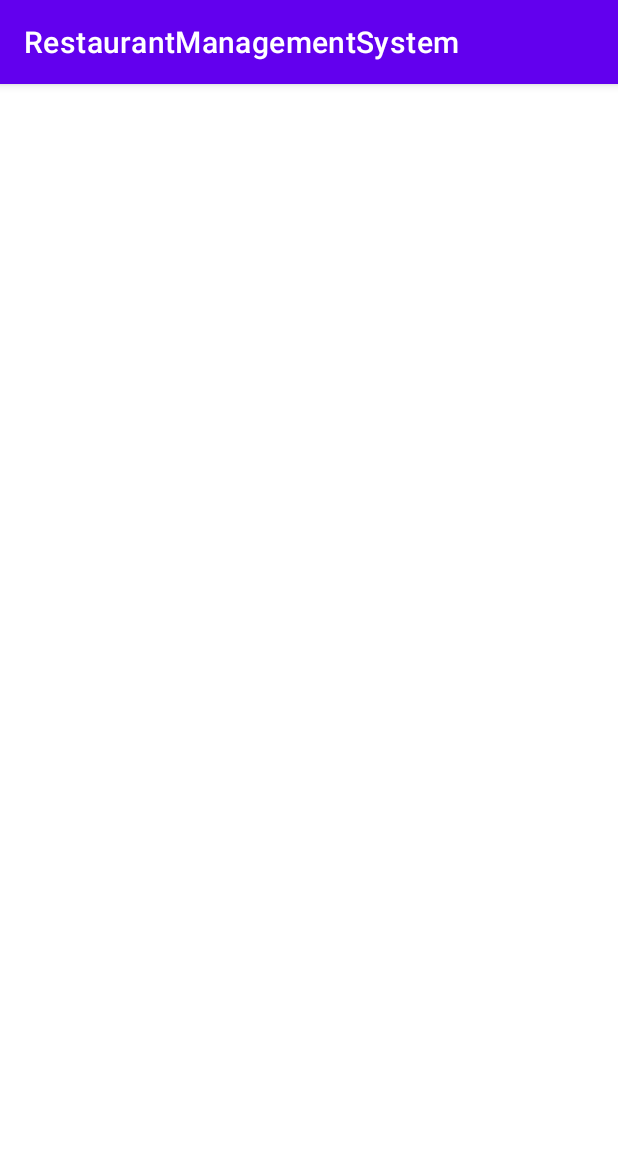
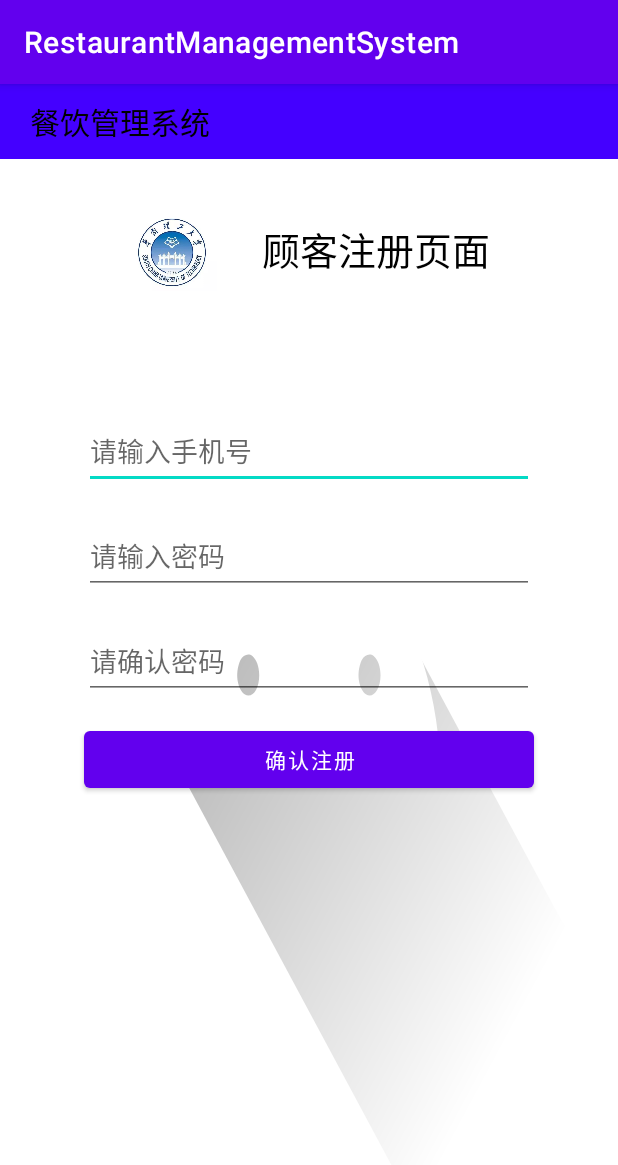
Before and after one commit to xj120/restaurant-management-system, an Android app: the CustomerRegisterActivity screen opened directly, with no data from a screen before it, on a phone screen of 412 x 824 dp. Shown: the top 1165 px of the screen. Run offline under Robolectric (Android 15) with nearby library versions, the phone set to English and light mode, and no system bars.

```diff
--- a/app/src/main/java/com/example/restaurantmanagementsystem/Activity/CustomerLoginActivity.java
+++ b/app/src/main/java/com/example/restaurantmanagementsystem/Activity/CustomerLoginActivity.java
@@ -7,9 +7,12 @@ import android.view.View;
 import android.widget.Button;
 import android.widget.EditText;
 
+import com.example.restaurantmanagementsystem.DatabaseHelper.DatabaseHelper;
 import com.example.restaurantmanagementsystem.R;
 
 public class CustomerLoginActivity extends AppCompatActivity implements View.OnClickListener{
+
+    private DatabaseHelper dbhelper;
 
     @Override
     protected void onCreate(Bundle savedInstanceState) {
--- a/app/src/main/java/com/example/restaurantmanagementsystem/PersistentStorage/PersistentStorage.java
+++ /dev/null
@@ -1,4 +0,0 @@
-package com.example.restaurantmanagementsystem.PersistentStorage;
-
-public class PersistentStorage {
-}
--- a/app/src/main/res/layout/customer_register_layout.xml
+++ b/app/src/main/res/layout/customer_register_layout.xml
@@ -1,9 +1,88 @@
 <?xml version="1.0" encoding="utf-8"?>
-<androidx.constraintlayout.widget.ConstraintLayout xmlns:android="http://schemas.android.com/apk/res/android"
-    xmlns:app="http://schemas.android.com/apk/res-auto"
-    xmlns:tools="http://schemas.android.com/tools"
+<RelativeLayout xmlns:android="http://schemas.android.com/apk/res/android"
     android:layout_width="match_parent"
     android:layout_height="match_parent"
-    tools:context=".Activity.CustomerRegisterActivity">
+    android:background="@drawable/ic_launcher_foreground">
 
-</androidx.constraintlayout.widget.ConstraintLayout>
+    <LinearLayout
+        android:layout_width="match_parent"
+        android:layout_height="match_parent"
+        android:orientation="vertical">
+
+        <RelativeLayout
+            android:layout_width="match_parent"
+            android:layout_height="50dp"
+            android:background="#4400FF">
+
+            <TextView
+                android:layout_width="wrap_content"
+                android:layout_height="match_parent"
+                android:layout_marginLeft="20dp"
+                android:gravity="center_vertical"
+                android:text="餐饮管理系统"
+                android:textColor="#000000"
+                android:textSize="20dp" />
+
+        </RelativeLayout>
+
+        <RelativeLayout
+            android:layout_width="match_parent"
+            android:layout_height="120dp"
+            android:gravity="center">
+
+            <ImageView
+                android:id="@+id/lg_logo"
+                android:layout_width="60dp"
+                android:layout_height="match_parent"
+                android:gravity="center"
+                android:src="@mipmap/scut" />
+
+            <TextView
+                android:layout_width="wrap_content"
+                android:layout_height="match_parent"
+                android:layout_marginLeft="30dp"
+                android:layout_toRightOf="@id/lg_logo"
+                android:gravity="center"
+                android:text="顾客注册页面"
+                android:textColor="#000000"
+                android:textSize="25sp" />
+        </RelativeLayout>
+
+        <EditText
+            android:id="@+id/customer_register_phone"
+            android:layout_width="300dp"
+            android:layout_height="50dp"
+            android:layout_gravity="center_horizontal"
+            android:layout_marginTop="50dp"
+            android:hint="请输入手机号" />
+
+        <EditText
+            android:id="@+id/customer_register_password"
+            android:layout_width="300dp"
+            android:layout_height="50dp"
+            android:layout_gravity="center_horizontal"
+            android:layout_marginTop="20dp"
+            android:hint="请输入密码" />
+
+        <EditText
+            android:id="@+id/customer_password_confirm"
+            android:layout_width="300dp"
+            android:layout_height="50dp"
+            android:layout_gravity="center_horizontal"
+            android:layout_marginTop="20dp"
+            android:hint="请确认密码" />
+
+
+        <Button
+            android:id="@+id/customer_register_confirm"
+            android:layout_width="300dp"
+            android:layout_height="50dp"
+            android:layout_gravity="center_horizontal"
+            android:layout_marginTop="15dp"
+            android:text="确认注册" />
+
+    </LinearLayout>
+
+
+
+</RelativeLayout>
--- a/app/src/main/res/layout/initialization_layout.xml
+++ b/app/src/main/res/layout/initialization_layout.xml
@@ -65,6 +65,7 @@
             android:layout_marginTop="15dp"
             android:text="管理人员登录" />
 
+
     </LinearLayout>
 
 
```
Also changed, not shown: app/src/main/java/com/example/restaurantmanagementsystem/Activity/MainActivity.java (+8 -0 lines), app/src/main/java/com/example/restaurantmanagementsystem/DatabaseHelper/DatabaseHelper.java (added, +90 -0 lines), app/src/main/res/layout/customer_main_layout.xml (+9 -5 lines), app/src/main/res/layout/manager_main_layout.xml (+9 -5 lines), app/src/main/assets/Restaurant.db (added).
